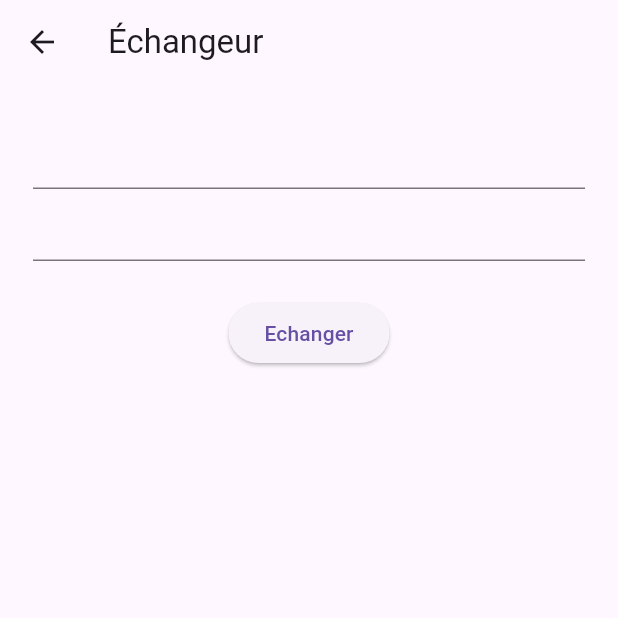
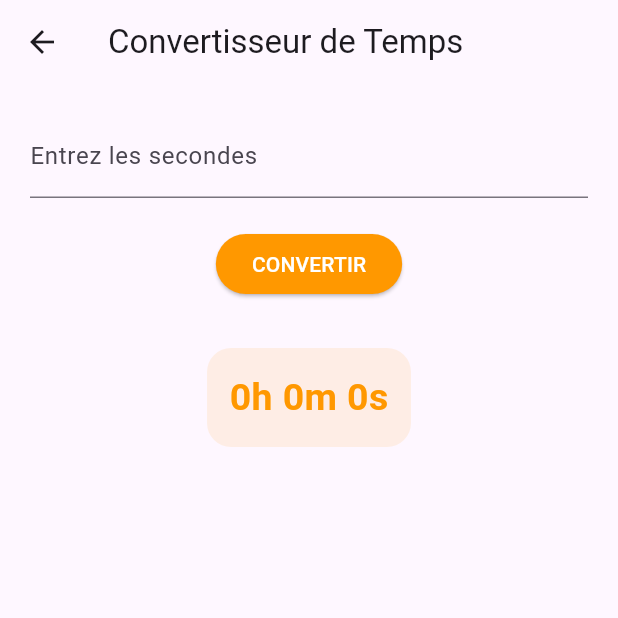
Before and after one commit to coumbaseye2-eng/practice_flutter_basic, a Flutter app: the screen it shows after launch, after a tap on "Exercice_3", on a phone screen of 412 x 824 dp, the top half of it. Run offline on Flutter 3.47's test engine with Material 3 defaults, Android fonts, the phone set to English and light mode, and no system bars.

Commit message:
feat: mise à jour exercice 3

```diff
--- a/lib/exercice_3.dart
+++ b/lib/exercice_3.dart
@@ -0,0 +1,54 @@
+import 'package:flutter/material.dart';
+
+class TimePage extends StatefulWidget {
+  @override
+  _TimePageState createState() => _TimePageState();
+}
+
+class _TimePageState extends State<TimePage> {
+  var secondesController = TextEditingController();
+  var resultat = "0h 0m 0s";
+  @override
+  Widget build(BuildContext context) {
+    return Scaffold(
+      appBar: AppBar(title: Text("Convertisseur de Temps"),
+          ),
+      body: Padding(
+        padding: EdgeInsets.all(20),
+        child: Column(
+          children: [
+            TextField(
+              controller: secondesController,
+              decoration: InputDecoration(
+                  labelText: "Entrez les secondes"),
+              keyboardType: TextInputType.number,
+            ),
+            SizedBox(height: 20),
+            ElevatedButton(
+              style: ElevatedButton.styleFrom(backgroundColor: Colors.orange),
+              onPressed:() {
+                setState(() {
+                  var total = int.parse(secondesController.text);
+                  var h = total ~/ 3600;
+                  var m = (total % 3600) ~/ 60;
+                  var s = total % 60;
+                  resultat = "${h}h ${m}m ${s}s";
+                });
+              },
+              child: Text("CONVERTIR",style: TextStyle(color: Colors.white)),
+            ),
+            SizedBox(height: 32),
+            Container(
+              padding: EdgeInsets.all(15),
+              decoration: BoxDecoration(color: Colors.orange.withOpacity(0.1),
+                  borderRadius: BorderRadius.circular(16)),
+              child: Text(resultat, style: TextStyle(
+                  fontSize: 25, fontWeight: FontWeight.bold,
+                  color: Colors.orange)),
+            ),
+          ],
+        ),
+      ),
+    );
+  }
+}
--- a/lib/main.dart
+++ b/lib/main.dart
@@ -2,6 +2,7 @@ import 'package:flutter/material.dart';
 import 'package:practice_flutter_basic/exercice_1.dart';
 
 import 'exercice_2.dart';
+import 'exercice_3.dart';
 void main() {
   runApp(const MyApp());
 }
@@ -65,7 +66,7 @@ class MyHomePage extends StatelessWidget{
                   Navigator.push(
                     context,
                     MaterialPageRoute(
-                      builder: (BuildContext context) => EchangPage(),
+                      builder: (BuildContext context) => TimePage(),
                     ),
                   );
                 },
```
